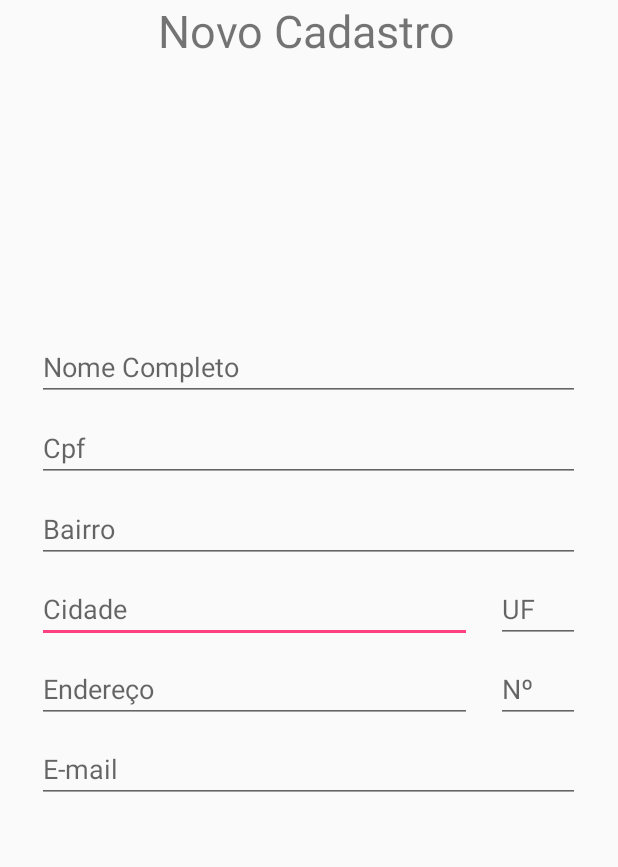
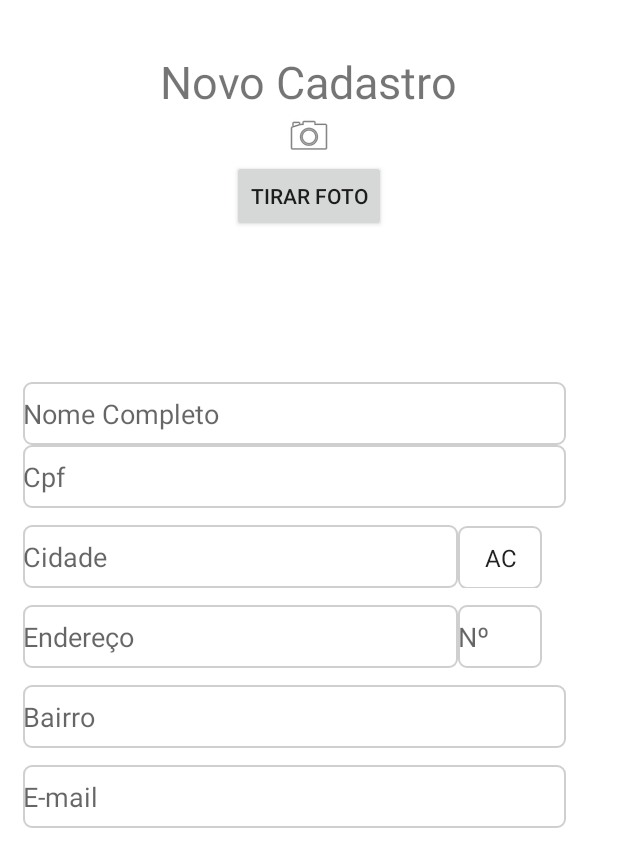
Before and after one commit to BrunoFelix/JoinService, an Android app: the screen it shows after launch (TelaCadastro), after a tap on "CADASTRAR", on a phone screen of 412 x 824 dp. Shown: the top 867 px of the screen. Run offline under Robolectric (Android 15) with nearby library versions, the phone set to English and light mode, and no system bars.

Commit message:
Reformulação do Layout Tela de Cadastro Add Estados Brasileiros no Cadastro

```diff
--- a/app/src/main/java/com/joinservice/joinservice/TelaCadastro.java
+++ b/app/src/main/java/com/joinservice/joinservice/TelaCadastro.java
@@ -2,17 +2,25 @@ package com.joinservice.joinservice;
 
 import android.support.v7.app.AppCompatActivity;
 import android.os.Bundle;
-import android.view.LayoutInflater;
-import android.view.View;
-import android.view.ViewGroup;
 import android.widget.ArrayAdapter;
-import android.widget.ListView;
+import android.widget.Spinner;
 
 public class TelaCadastro extends AppCompatActivity {
+
+    private static final String[] ESTADOS = new String[]{
+            "AC", "AL", "AP", "AM", "BA", "CE", "DF",
+            "ES", "GO", "MA", "MT", "MS", "MG", "PA",
+            "PB", "PR", "PE", "PI", "RJ", "RN", "RS",
+            "RO", "RR", "SC", "SP", "SE", "TO"};
 
     @Override
     protected void onCreate(Bundle savedInstanceState) {
         super.onCreate(savedInstanceState);
         setContentView(R.layout.activity_tela_cadastro);
+
+        Spinner combo = (Spinner) findViewById(R.id.estados);
+        ArrayAdapter adp = new ArrayAdapter<String>(this, android.R.layout.simple_spinner_item, ESTADOS);
+        adp.setDropDownViewResource(android.R.layout.simple_spinner_item);
+        combo.setAdapter(adp);
     }
 }
--- a/app/src/main/res/layout/activity_tela_cadastro.xml
+++ b/app/src/main/res/layout/activity_tela_cadastro.xml
@@ -1,50 +1,108 @@
 <?xml version="1.0" encoding="utf-8"?>
-<RelativeLayout xmlns:android="http://schemas.android.com/apk/res/android"
+<ScrollView xmlns:android="http://schemas.android.com/apk/res/android"
     xmlns:app="http://schemas.android.com/apk/res-auto"
     xmlns:tools="http://schemas.android.com/tools"
     android:layout_width="match_parent"
     android:layout_height="match_parent"
+    android:background="@color/colorFundoBranco"
     tools:context="com.joinservice.joinservice.TelaCadastro">
+
+    <LinearLayout
+        android:layout_width="match_parent"
+        android:layout_height="match_parent"
+        android:orientation="vertical">
+
+        <LinearLayout
+            android:layout_width="fill_parent"
+            android:layout_height="wrap_content"
+            android:layout_marginLeft="15dp"
+            android:layout_marginRight="15dp"
+            android:orientation="vertical">
 
             <TextView
                 android:id="@+id/textViewCadastro"
-        android:layout_width="356dp"
-        android:layout_height="49dp"
-        android:text="           Novo Cadastro"
-        android:textSize="30sp"
-        tools:layout_editor_absoluteX="92dp"
-        tools:layout_editor_absoluteY="4dp"
-        android:layout_alignParentTop="true"
-        android:layout_alignLeft="@+id/editNome"
-        android:layout_alignStart="@+id/editNome" />
+                android:layout_width="wrap_content"
+                android:layout_height="wrap_content"
+                android:layout_gravity="center"
+                android:layout_marginTop="34dp"
+                android:text="Novo Cadastro"
+                android:textSize="30sp" />
+
+            <ImageView
+                android:id="@+id/imageView"
+                android:layout_width="match_parent"
+                android:layout_height="wrap_content"
+                app:srcCompat="@android:drawable/ic_menu_camera" />
+
+            <Button
+                android:id="@+id/button2"
+                android:layout_width="wrap_content"
+                android:layout_height="wrap_content"
+                android:layout_gravity="center"
+                android:text="Tirar Foto" />
+
+            <LinearLayout
+                android:layout_width="fill_parent"
+                android:layout_height="wrap_content"
+                android:layout_marginTop="100dp"
+                android:orientation="vertical">
+
+                <EditText
+                    android:id="@+id/editNome"
+                    android:layout_width="362dp"
+                    android:layout_height="42dp"
+                    android:ems="10"
+                    android:background="@drawable/edit_text_background"
+                    android:hint="Nome Completo"
+                    android:inputType="text" />
+
+                <EditText
+                    android:id="@+id/editText13"
+                    android:layout_width="362dp"
+                    android:layout_height="42dp"
+                    android:ems="10"
+                    android:background="@drawable/edit_text_background"
+                    android:hint="Cpf"
+                    android:inputType="number" />
+            </LinearLayout>
+
+            <LinearLayout
+                android:layout_width="fill_parent"
+                android:layout_height="wrap_content">
 
                 <EditText
                     android:id="@+id/editCidade"
                     android:layout_width="290dp"
                     android:layout_height="42dp"
+                    android:layout_marginTop="11dp"
                     android:ems="10"
+                    android:background="@drawable/edit_text_background"
                     android:hint="Cidade"
-        android:inputType="text"
-        tools:layout_editor_absoluteX="16dp"
-        tools:layout_editor_absoluteY="360dp"
+                    android:inputType="text" />
+
+                <Spinner
+                    android:id="@+id/estados"
+                    android:layout_width="56dp"
+                    android:layout_height="42dp"
                     android:layout_marginTop="11dp"
-        android:layout_below="@+id/editBairro"
-        android:layout_alignLeft="@+id/editBairro"
-        android:layout_alignStart="@+id/editBairro" />
+                    android:background="@drawable/edit_text_background"
+                    android:textAlignment="center" />
+
+            </LinearLayout>
+
+            <LinearLayout
+                android:layout_width="fill_parent"
+                android:layout_height="wrap_content">
 
                 <EditText
-                android:id="@+id/editUF"
-                android:layout_width="56dp"
+                    android:id="@+id/editEndereco"
+                    android:layout_width="290dp"
                     android:layout_height="42dp"
+                    android:layout_marginTop="11dp"
                     android:ems="10"
-                android:hint="UF"
-                android:inputType="textPostalAddress"
-                tools:layout_editor_absoluteX="296dp"
-                tools:layout_editor_absoluteY="360dp"
-                android:layout_alignBaseline="@+id/editCidade"
-                android:layout_alignBottom="@+id/editCidade"
-                android:layout_alignRight="@+id/editBairro"
-                android:layout_alignEnd="@+id/editBairro" />
+                    android:background="@drawable/edit_text_background"
+                    android:hint="Endereço"
+                    android:inputType="textPostalAddress" />
 
                 <EditText
                     android:id="@+id/editN"
@@ -52,80 +110,41 @@
                     android:layout_height="42dp"
                     android:layout_marginTop="11dp"
                     android:ems="10"
+                    android:background="@drawable/edit_text_background"
                     android:hint="Nº"
-        android:inputType="number"
-        tools:layout_editor_absoluteX="256dp"
-        tools:layout_editor_absoluteY="217dp"
-        android:layout_below="@+id/editUF"
-        android:layout_alignLeft="@+id/editUF"
-        android:layout_alignStart="@+id/editUF" />
+                    android:inputType="number" />
+
+            </LinearLayout>
+
+            <LinearLayout
+                android:layout_width="fill_parent"
+                android:layout_height="wrap_content"
+                android:orientation="vertical">
 
                 <EditText
                     android:id="@+id/editBairro"
                     android:layout_width="362dp"
                     android:layout_height="42dp"
+                    android:layout_marginTop="11dp"
                     android:layout_weight="1"
                     android:ems="10"
+                    android:background="@drawable/edit_text_background"
                     android:hint="Bairro"
-                android:inputType="textPostalAddress"
-                tools:layout_editor_absoluteX="16dp"
-                tools:layout_editor_absoluteY="297dp"
-                android:layout_marginTop="12dp"
-                android:layout_below="@+id/editText13"
-                android:layout_alignLeft="@+id/editText13"
-                android:layout_alignStart="@+id/editText13" />
+                    android:inputType="textPostalAddress" />
 
                 <EditText
                     android:id="@+id/editEmail"
                     android:layout_width="362dp"
                     android:layout_height="42dp"
+                    android:layout_marginTop="11dp"
                     android:layout_weight="1"
                     android:ems="10"
+                    android:background="@drawable/edit_text_background"
                     android:hint="E-mail"
-                android:inputType="textEmailAddress"
-                tools:layout_editor_absoluteX="11dp"
-                tools:layout_editor_absoluteY="463dp"
-                android:layout_marginTop="11dp"
-                android:layout_below="@+id/editN"
-                android:layout_alignLeft="@+id/editEndereco"
-                android:layout_alignStart="@+id/editEndereco" />
+                    android:inputType="textEmailAddress" />
 
-            <EditText
-                android:id="@+id/editNome"
-                android:layout_width="362dp"
-                android:layout_height="42dp"
-                android:ems="10"
-                android:hint="Nome Completo"
-                android:inputType="text"
-                tools:layout_editor_absoluteX="11dp"
-                tools:layout_editor_absoluteY="153dp"
-                android:layout_marginTop="176dp"
-                android:layout_below="@+id/textViewCadastro"
-                android:layout_centerHorizontal="true" />
+            </LinearLayout>
+        </LinearLayout>
+    </LinearLayout>
 
-    <EditText
-        android:id="@+id/editEndereco"
-        android:layout_width="290dp"
-        android:layout_height="42dp"
-        android:ems="10"
-        android:hint="Endereço"
-        android:inputType="textPostalAddress"
-        tools:layout_editor_absoluteX="16dp"
-        tools:layout_editor_absoluteY="217dp"
-        android:layout_alignBaseline="@+id/editN"
-        android:layout_alignBottom="@+id/editN"
-        android:layout_alignLeft="@+id/editCidade"
-        android:layout_alignStart="@+id/editCidade" />
-
-    <EditText
-        android:id="@+id/editText13"
-        android:layout_width="362dp"
-        android:layout_height="42dp"
-        android:ems="10"
-        android:hint="Cpf"
-        android:inputType="number"
-        android:layout_marginTop="12dp"
-        android:layout_below="@+id/editNome"
-        android:layout_alignLeft="@+id/editNome"
-        android:layout_alignStart="@+id/editNome" />
-</RelativeLayout>
+</ScrollView>
--- a/app/src/main/res/layout/activity_tela_login.xml
+++ b/app/src/main/res/layout/activity_tela_login.xml
@@ -1,11 +1,10 @@
 <?xml version="1.0" encoding="utf-8"?>
 <ScrollView xmlns:android="http://schemas.android.com/apk/res/android"
-    xmlns:app="http://schemas.android.com/apk/res-auto"
     xmlns:tools="http://schemas.android.com/tools"
     android:layout_width="match_parent"
     android:layout_height="match_parent"
-    tools:context="com.joinservice.joinservice.TelaLogin"
-    android:background="@color/colorFundoBranco">
+    android:background="@color/colorFundoBranco"
+    tools:context="com.joinservice.joinservice.TelaLogin">
 
     <LinearLayout
         android:layout_width="match_parent"
@@ -16,10 +15,12 @@
             android:layout_width="fill_parent"
             android:layout_height="wrap_content"
             android:orientation="vertical">
+
             <ImageView
                 android:layout_width="match_parent"
                 android:layout_height="117dp"
-                            android:src="@drawable/logo"/>
+                android:src="@drawable/logo" />
+
             <ImageView
                 android:layout_width="fill_parent"
                 android:layout_height="match_parent"
@@ -29,68 +30,68 @@
         <LinearLayout
             android:layout_width="fill_parent"
             android:layout_height="wrap_content"
-                    android:orientation="horizontal"
             android:layout_marginBottom="10dp"
             android:layout_marginLeft="15dp"
-                    android:layout_marginRight="15dp">
+            android:layout_marginRight="15dp"
+            android:orientation="horizontal">
+
             <Button
                 android:layout_width="match_parent"
                 android:layout_height="wrap_content"
-                            android:text="Conectar com o Facebook"
+                android:background="@drawable/screen_border"
                 android:backgroundTint="@color/colorButtonFacebook"
-                            android:textColor="@color/colorFundoBranco"
-                            android:textAlignment="center"
                 android:drawableLeft="@drawable/icon_facebook"
                 android:padding="16dp"
-                            android:background="@drawable/screen_border"
-                            />
+                android:text="Conectar com o Facebook"
+                android:textAlignment="center"
+                android:textColor="@color/colorFundoBranco" />
 
         </LinearLayout>
 
         <LinearLayout
             android:layout_width="fill_parent"
             android:layout_height="wrap_content"
-                    android:orientation="horizontal"
             android:layout_marginLeft="15dp"
-                    android:layout_marginRight="15dp">
+            android:layout_marginRight="15dp"
+            android:orientation="horizontal">
+
             <EditText
+                android:layout_width="0dp"
                 android:layout_height="60dp"
-                            android:layout_width="0dp"
                 android:layout_weight="4"
+                android:background="@drawable/edit_text_background"
                 android:hint="Usuário/Email"
                 android:inputType="textWebEmailAddress"
-                            android:background="@drawable/edit_text_background"
-                            android:padding="5dp"
-                            />
+                android:padding="5dp" />
         </LinearLayout>
 
         <LinearLayout
             android:layout_width="fill_parent"
             android:layout_height="wrap_content"
-                    android:orientation="horizontal"
             android:layout_marginBottom="15dp"
             android:layout_marginLeft="15dp"
-                    android:layout_marginRight="15dp">
+            android:layout_marginRight="15dp"
+            android:orientation="horizontal">
+
             <EditText
+                android:layout_width="0dp"
                 android:layout_height="60dp"
-                            android:layout_width="0dp"
+                android:layout_marginTop="-1dp"
                 android:layout_weight="4"
+                android:background="@drawable/edit_text_background"
                 android:hint="Senha"
                 android:inputType="textPassword"
-                            android:password="true"
-                            android:background="@drawable/edit_text_background"
-                            android:layout_marginTop="-1dp"
                 android:padding="5dp"
-                            />
+                android:password="true" />
         </LinearLayout>
 
         <LinearLayout
             android:layout_width="fill_parent"
             android:layout_height="fill_parent"
-                    android:gravity="bottom"
             android:layout_marginBottom="5dp"
             android:layout_marginLeft="15dp"
-                    android:layout_marginRight="15dp">
+            android:layout_marginRight="15dp"
+            android:gravity="bottom">
 
             <Button
                 android:id="@+id/btnEntrar"
@@ -107,9 +108,9 @@
         <LinearLayout
             android:layout_width="fill_parent"
             android:layout_height="fill_parent"
-                    android:background="@color/colorFundoBranco"
             android:layout_marginLeft="15dp"
             android:layout_marginRight="15dp"
+            android:background="@color/colorFundoBranco"
             android:gravity="bottom">
 
             <Button
--- a/app/src/main/res/layout/activity_tela_principal.xml
+++ b/app/src/main/res/layout/activity_tela_principal.xml
@@ -1,45 +1,47 @@
 <?xml version="1.0" encoding="utf-8"?>
-<RelativeLayout
-    xmlns:android="http://schemas.android.com/apk/res/android"
+<RelativeLayout xmlns:android="http://schemas.android.com/apk/res/android"
     xmlns:tools="http://schemas.android.com/tools"
     android:layout_width="match_parent"
     android:layout_height="match_parent">
+
     <Button
+        android:id="@+id/button"
         android:layout_width="match_parent"
         android:layout_height="50dp"
+        android:layout_alignParentEnd="true"
+        android:layout_alignParentRight="true"
+        android:layout_below="@+id/button3"
+        android:layout_marginTop="25dp"
+        android:background="@drawable/screen_border"
+        android:padding="16dp"
         android:text="Historico de Serviços"
-        android:textColor="@color/colorFundoBranco"
         android:textAlignment="center"
-        android:padding="16dp"
-        android:background="@drawable/screen_border"
-        android:id="@+id/button"
-        android:layout_marginTop="25dp"
-        android:layout_below="@+id/button3"
-        android:layout_alignParentRight="true"
-        android:layout_alignParentEnd="true" />
+        android:textColor="@color/colorFundoBranco" />
+
     <Button
-    android:layout_width="match_parent"
-    android:layout_height="50dp"
-    android:text="Cadastrar novo Serviço"
-    android:textColor="@color/colorFundoBranco"
-    android:textAlignment="center"
-    android:padding="16dp"
-    android:background="@drawable/screen_border"
-    android:layout_centerVertical="true"
-    android:layout_alignParentLeft="true"
-    android:layout_alignParentStart="true"
-        android:id="@+id/button4" />
-    <Button
+        android:id="@+id/button4"
         android:layout_width="match_parent"
         android:layout_height="50dp"
+        android:layout_alignParentLeft="true"
+        android:layout_alignParentStart="true"
+        android:layout_centerVertical="true"
+        android:background="@drawable/screen_border"
+        android:padding="16dp"
+        android:text="Cadastrar novo Serviço"
+        android:textAlignment="center"
+        android:textColor="@color/colorFundoBranco" />
+
+    <Button
+        android:id="@+id/button3"
+        android:layout_width="match_parent"
+        android:layout_height="50dp"
+        android:layout_alignParentLeft="true"
+        android:layout_alignParentStart="true"
+        android:layout_below="@+id/button4"
+        android:layout_marginTop="22dp"
+        android:background="@drawable/screen_border"
+        android:padding="16dp"
         android:text="Meu Cadastro"
-        android:textColor="@color/colorFundoBranco"
         android:textAlignment="center"
-        android:padding="16dp"
-        android:background="@drawable/screen_border"
-        android:id="@+id/button3"
-        android:layout_marginTop="22dp"
-        android:layout_below="@+id/button4"
-        android:layout_alignParentLeft="true"
-        android:layout_alignParentStart="true" />
+        android:textColor="@color/colorFundoBranco" />
 </RelativeLayout>
--- a/app/src/main/res/values/colors.xml
+++ b/app/src/main/res/values/colors.xml
@@ -3,6 +3,6 @@
     <color name="colorButtonFacebook">#3F51B5</color>
     <color name="colorPrimary">#FF3F51B5</color>
     <color name="colorPrimaryDark">#303f97</color>
-    <color name="colorAccent">#FF4081</color>
+    <color name="colorAccent">#4cb7cc</color>
     <color name="colorFundoBranco">#ffffff</color>
 </resources>
```
Also changed, not shown: app/src/main/java/com/joinservice/joinservice/TelaLogin.java (+7 -6 lines). Lines whose indentation alone changed are shown as unchanged.
